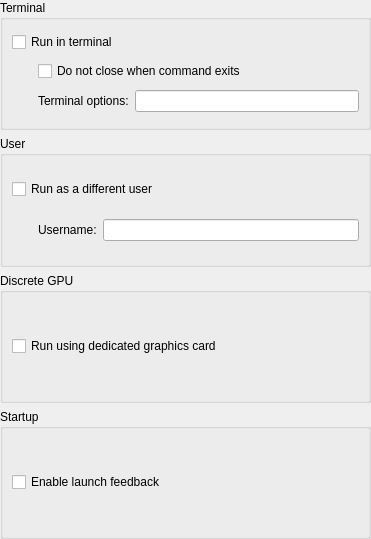
Old version of the form src/widgets/kpropertiesdesktopadvbase.ui in the repository KDE/kio.
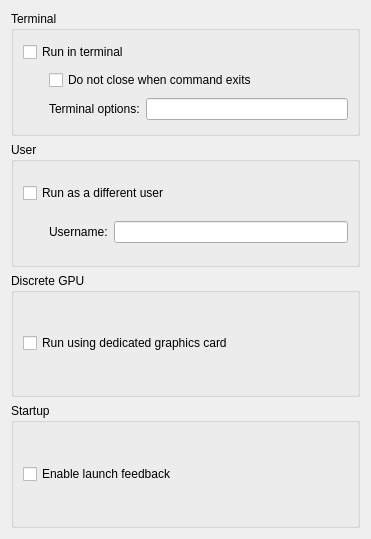
New version of the form. Custom widgets are drawn as their Qt base class.

Commit message: Clean up Properties dialog to follow HIG, improve UX, remove frames and fix padding regression

```diff
--- a/src/widgets/kpropertiesdesktopadvbase.ui
+++ b/src/widgets/kpropertiesdesktopadvbase.ui
@@ -11,18 +11,6 @@
    </rect>
   </property>
   <layout class="QVBoxLayout">
-   <property name="leftMargin">
-    <number>0</number>
-   </property>
-   <property name="topMargin">
-    <number>0</number>
-   </property>
-   <property name="rightMargin">
-    <number>0</number>
-   </property>
-   <property name="bottomMargin">
-    <number>0</number>
-   </property>
    <item>
     <widget class="QGroupBox" name="buttonGroup2">
      <property name="title">
```
The commit also changes 6 other files.
